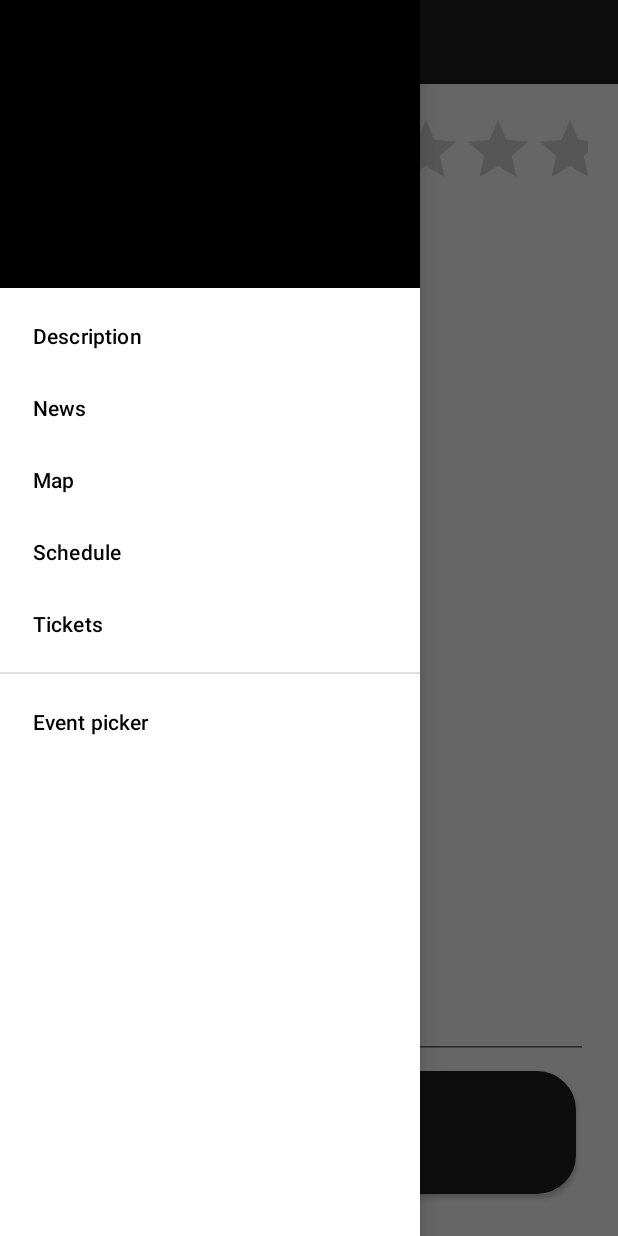
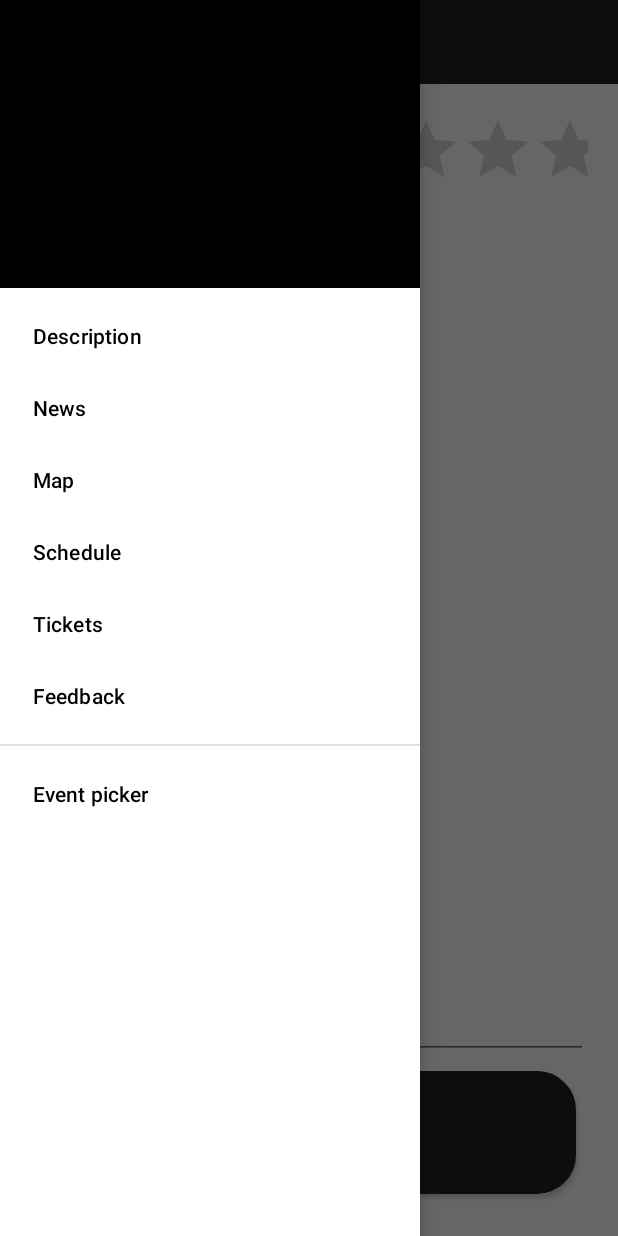
Before and after one commit to Susanfe/sdp-event-management, an Android app: the fragment EventFeedbackFragment placed in its activity, with the side drawer open, on a phone screen of 412 x 824 dp. Run offline under Robolectric (Android 15) with nearby library versions, the phone set to English and light mode, and no system bars; our stand-ins replace ButterKnife, Dagger/Hilt's generated code, Firebase (no records; nobody signed in at launch, a user with empty details on screens opened directly), Volley; libraries missing offline, so code that uses them is left out: com.twitter.sdk; 3 statements that could not run were skipped.

Commit message:
Add feedback naviguation item to left panel

```diff
--- a/app/src/main/java/ch/epfl/sweng/eventmanager/ui/event/interaction/fragments/EventFeedbackFragment.java
+++ b/app/src/main/java/ch/epfl/sweng/eventmanager/ui/event/interaction/fragments/EventFeedbackFragment.java
@@ -2,6 +2,7 @@ package ch.epfl.sweng.eventmanager.ui.event.interaction.fragments;
 
 import android.content.Context;
 import android.os.Bundle;
+import android.provider.Settings;
 import android.util.Log;
 import android.view.LayoutInflater;
 import android.view.View;
@@ -13,18 +14,20 @@ import android.widget.Toast;
 import androidx.annotation.NonNull;
 import butterknife.BindView;
 import butterknife.ButterKnife;
+import ch.epfl.sweng.eventmanager.EventManagerApplication;
 import ch.epfl.sweng.eventmanager.R;
 import ch.epfl.sweng.eventmanager.repository.FeedbackRepository;
 import ch.epfl.sweng.eventmanager.repository.data.EventRating;
 import ch.epfl.sweng.eventmanager.ui.event.interaction.EventShowcaseActivity;
 import dagger.android.support.AndroidSupportInjection;
+
 import javax.inject.Inject;
 import java.util.UUID;
 import java.util.concurrent.atomic.AtomicReference;
 
 public class EventFeedbackFragment extends AbstractShowcaseFragment {
     private static final String TAG = "EventFeedbackFragment";
-    private static final String UNIQUE_ID_DEVICE = UUID.randomUUID().toString();
+    private String UNIQUE_ID_DEVICE;
 
     @Inject
     protected FeedbackRepository repository;
@@ -52,9 +55,9 @@ public class EventFeedbackFragment extends AbstractShowcaseFragment {
             repository.ratingFromDeviceExists(ev.getId(), UNIQUE_ID_DEVICE).observe(this, ratingExists::set);
             sendButton.setOnClickListener(l -> {
                 EventRating newEventRating = new EventRating(UNIQUE_ID_DEVICE, rating.getRating(), description.getText().toString());
-                //TODO Use a unique identifier to restrict each device to one feedbackButton
-                    if (!ratingExists.get()) {
-                        Log.d(TAG, "rating doesn't exists");
+                //TODO Use a unique identifier to restrict each device to one feedback
+                if (ratingExists.get() == null) ;
+                else if (!ratingExists.get()) {
                     //Publish the rating and shows that feedback has been published
                     repository.publishRating(ev.getId(), newEventRating).addOnSuccessListener(aVoid -> {
                         Toast.makeText(getActivity(), R.string.event_feedback_submitted, Toast.LENGTH_SHORT).show();
@@ -62,7 +65,6 @@ public class EventFeedbackFragment extends AbstractShowcaseFragment {
                         ((EventShowcaseActivity) getActivity()).changeFragment(new EventMainFragment(), true);
                     });
                 } else {
-                        Log.d(TAG, "Rating does exists");
                     Toast.makeText(getActivity(), R.string.event_feedback_already_submitted, Toast.LENGTH_SHORT).show();
                 }
             });
@@ -74,6 +76,7 @@ public class EventFeedbackFragment extends AbstractShowcaseFragment {
     @Override
     public void onAttach(Context context) {
         AndroidSupportInjection.inject(this);
+        UNIQUE_ID_DEVICE = Settings.Secure.getString(context.getContentResolver(), Settings.Secure.ANDROID_ID);
         super.onAttach(context);
     }
 }
--- a/app/src/main/res/menu/event_showcase_drawer_view.xml
+++ b/app/src/main/res/menu/event_showcase_drawer_view.xml
@@ -27,6 +27,9 @@
                 android:title="@string/scan_nav_item_activity_event_showcase"
                 android:visible="false"
         />
+        <item android:id="@+id/nav_feedback"
+              android:title="@string/feedback_nav"
+        />
     </group>
 
     <group android:checkableBehavior="single"
--- a/app/src/main/res/values/strings.xml
+++ b/app/src/main/res/values/strings.xml
@@ -125,5 +125,6 @@
     <!-- Generic text -->
     <string name="undo">Undo</string>
     <string name="feedback_form_main_go_button">Feedback</string>
+    <string name="feedback_nav">Feedback</string>
 
 </resources>
```
Also changed, not shown: app/src/main/java/ch/epfl/sweng/eventmanager/ui/event/interaction/EventShowcaseActivity.java (+5 -4 lines). Lines whose indentation alone changed are shown as unchanged.
